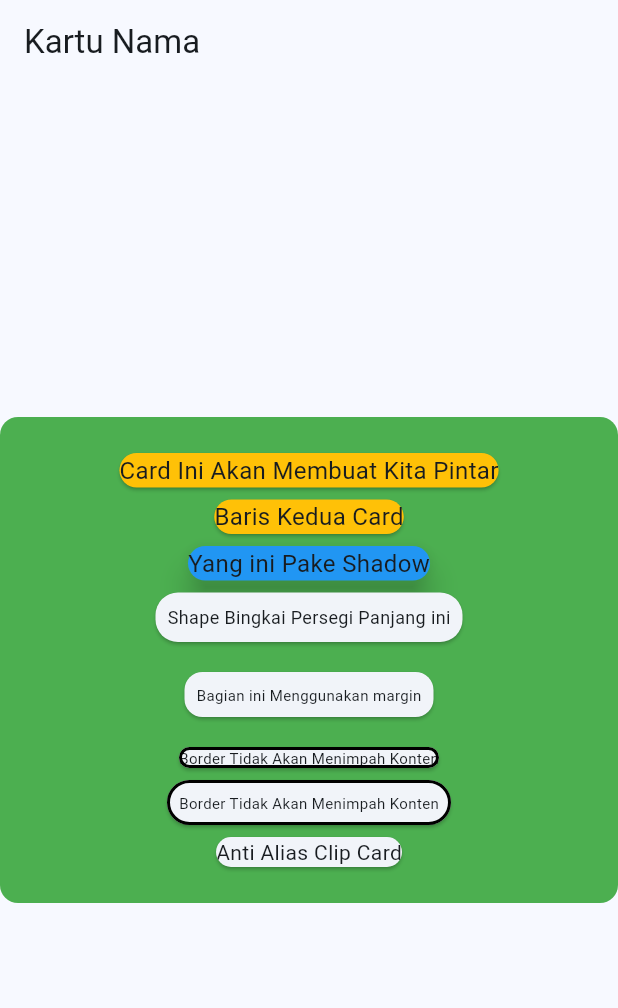
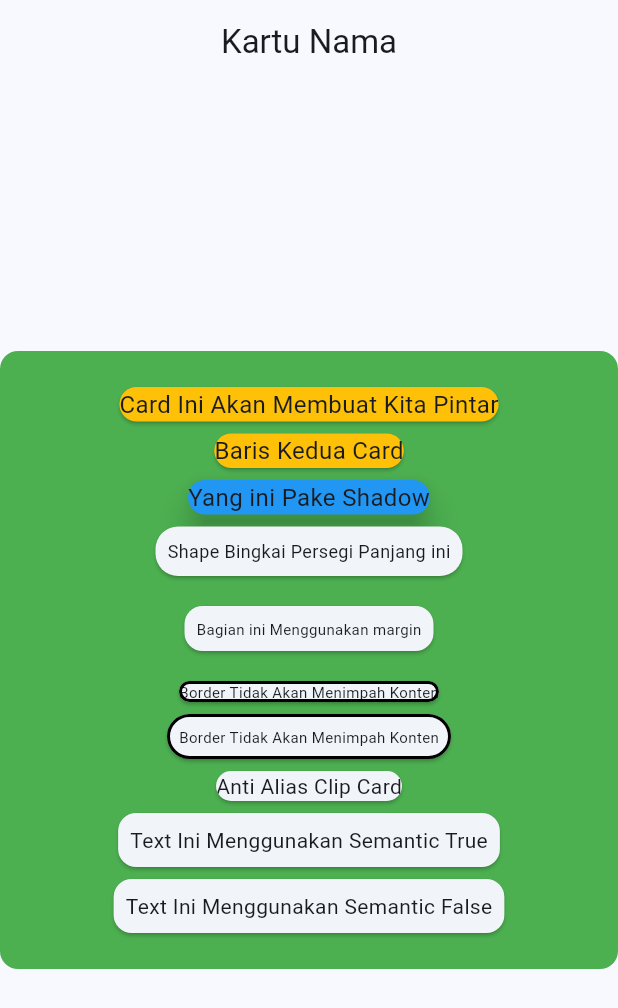
Before and after one commit to asis92/tugas_card, a Flutter app: the screen it shows after launch, on a phone screen of 412 x 824 dp. Shown: the top 1008 px of the screen. Run offline on Flutter 3.47's test engine with Material 3 defaults, Android fonts, the phone set to English and light mode, and no system bars.

Commit message:
Step 9 Update Card

```diff
--- a/lib/pages/card01.dart
+++ b/lib/pages/card01.dart
@@ -6,7 +6,11 @@ class MyCard extends StatelessWidget {
   @override
   Widget build(BuildContext context) {
     return Scaffold(
-      appBar: AppBar(title: const Text("Kartu Nama"), actions: const []),
+      appBar: AppBar(
+        title: const Text("Kartu Nama"),
+        actions: const [],
+        centerTitle: true,
+      ),
       body: Center(
         child: SingleChildScrollView(
           child: Container(
@@ -93,6 +97,26 @@ class MyCard extends StatelessWidget {
                       style: TextStyle(fontSize: 14.0),
                     ),
                   ),
+                  Card(
+                    semanticContainer: true,
+                    child: Padding(
+                      padding: const EdgeInsets.all(8.0),
+                      child: Text(
+                        "Text Ini Menggunakan Semantic True",
+                        style: TextStyle(fontSize: 14.0),
+                      ),
+                    ),
+                  ),
+                  Card(
+                    semanticContainer: false,
+                    child: Padding(
+                      padding: const EdgeInsets.all(8.0),
+                      child: Text(
+                        "Text Ini Menggunakan Semantic False",
+                        style: TextStyle(fontSize: 14.0),
+                      ),
+                    ),
+                  ),
                 ],
               ),
             ),
```
